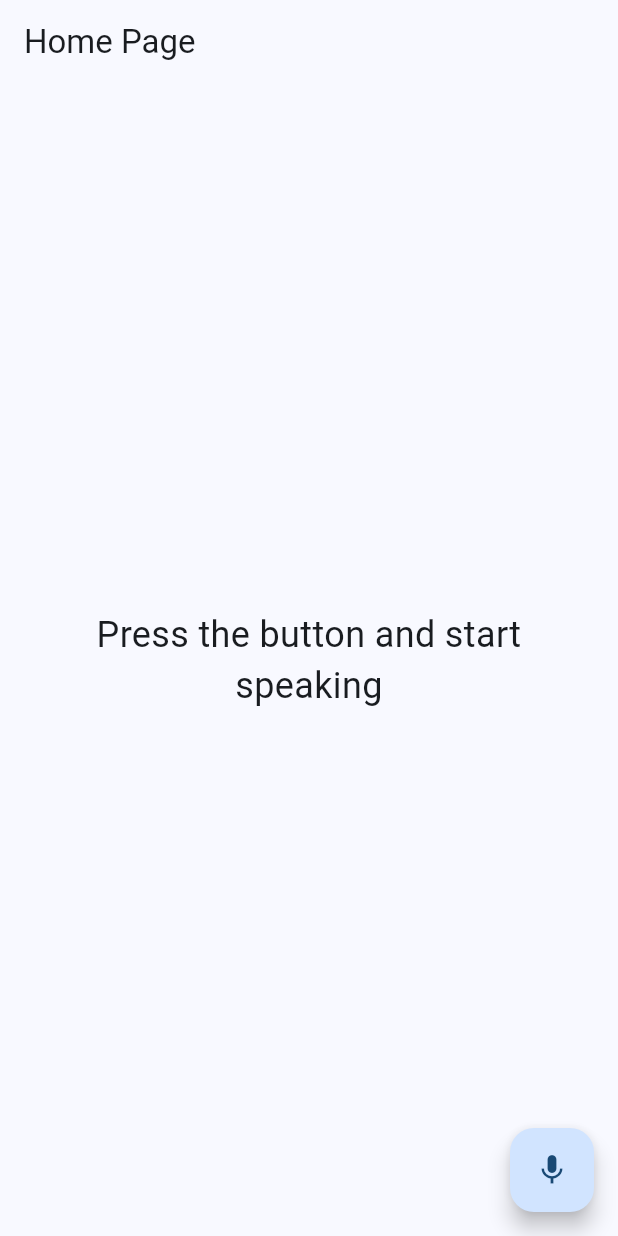
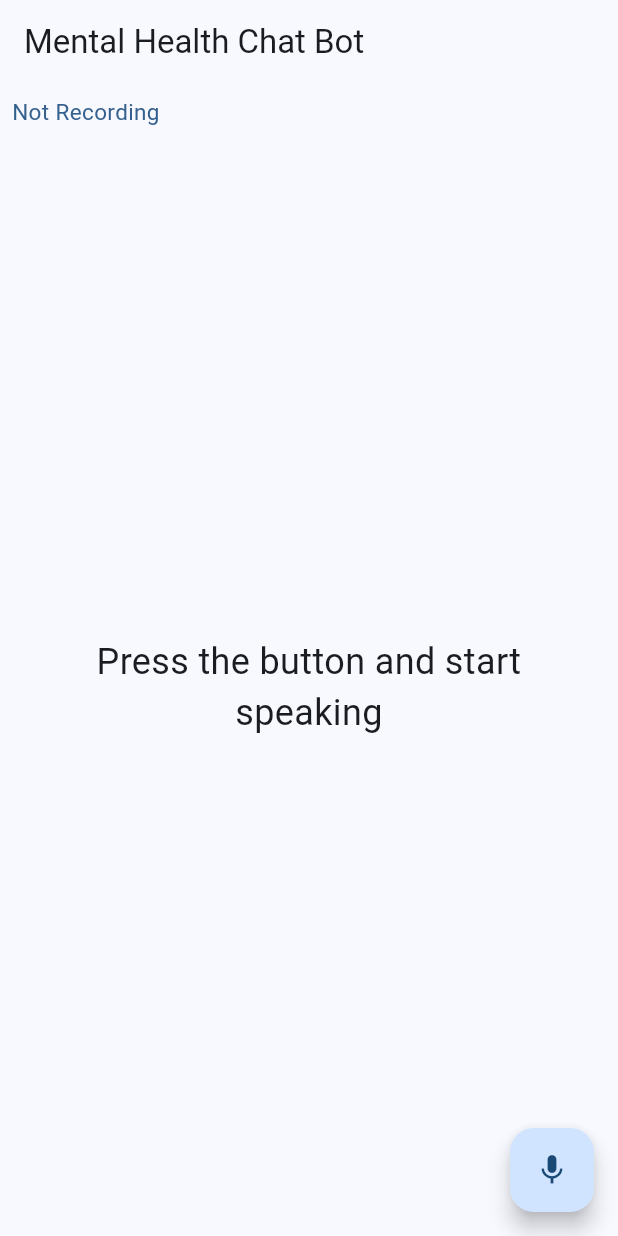
Before and after one commit to Fcatilizer/MentalHealthChatBot, a Flutter app: the screen it shows after launch, on a phone screen of 412 x 824 dp. Run offline on Flutter 3.47's test engine with Material 3 defaults, Android fonts, the phone set to English and light mode, and no system bars; drawn by our look-alikes of dynamic_color; our stand-ins replace speech_to_text.

Commit message:
minor fixes

```diff
--- a/lib/pages/home.dart
+++ b/lib/pages/home.dart
@@ -1,6 +1,5 @@
 import 'package:flutter/material.dart';
 import 'package:speech_to_text/speech_to_text.dart' as stt;
-import 'dart:async';
 
 class HomePage extends StatefulWidget {
   const HomePage({super.key});
@@ -13,7 +12,6 @@ class _HomePageState extends State<HomePage> {
   late stt.SpeechToText _speech;
   bool _isListening = false;
   String _text = 'Press the button and start speaking';
-  Timer? _timer;
 
   @override
   void initState() {
@@ -24,8 +22,17 @@ class _HomePageState extends State<HomePage> {
   void _listen() async {
     if (!_isListening) {
       bool available = await _speech.initialize(
-        onStatus: (val) => print('onStatus: $val'),
-        onError: (val) => print('onError: $val'),
+        onStatus: (val) {
+          print('onStatus: $val');
+          if (val == 'done') {
+            // Restart listening if done
+            _restartListening();
+          }
+        },
+        onError: (val) {
+          print('onError: $val');
+          _restartListening();
+        },
       );
       if (available) {
         setState(() => _isListening = true);
@@ -33,11 +40,8 @@ class _HomePageState extends State<HomePage> {
           onResult: (val) => setState(() {
             _text = val.recognizedWords;
           }),
+          listenMode: stt.ListenMode.dictation, // Use dictation mode for long recordings
         );
-        _timer = Timer(Duration(seconds: 10), () {
-          setState(() => _isListening = false);
-          _speech.stop();
-        });
       } else {
         setState(() {
           _text = 'Speech recognition is not available on this device.';
@@ -46,13 +50,24 @@ class _HomePageState extends State<HomePage> {
     } else {
       setState(() => _isListening = false);
       _speech.stop();
-      _timer?.cancel();
+    }
+  }
+
+  void _restartListening() {
+    if (_isListening) {
+      _speech.stop();
+      _speech.listen(
+        onResult: (val) => setState(() {
+          _text = val.recognizedWords;
+        }),
+        listenMode: stt.ListenMode.dictation, // Restart in dictation mode
+      );
     }
   }
 
   @override
   void dispose() {
-    _timer?.cancel();
+    _speech.stop();
     super.dispose();
   }
 
@@ -60,9 +75,25 @@ class _HomePageState extends State<HomePage> {
   Widget build(BuildContext context) {
     return Scaffold(
       appBar: AppBar(
-        title: const Text('Home Page'),
+        title: const Text('Mental Health Chat Bot'),
       ),
-      body: Center(
+      body: Column(
+        children: [
+          Align(
+            alignment: Alignment.centerLeft,
+            child: Container(
+              padding: const EdgeInsets.all(8.0),
+              child: Text(
+                _isListening ? 'Recording...' : 'Not Recording',
+                style: TextStyle(
+                  color: Theme.of(context).colorScheme.primary,
+                  fontSize: 15.0,
+                ),
+              ),
+            ),
+          ),
+          Expanded(
+            child: Center(
               child: Padding(
                 padding: const EdgeInsets.all(16.0),
                 child: Text(
@@ -72,9 +103,16 @@ class _HomePageState extends State<HomePage> {
                 ),
               ),
             ),
-      floatingActionButton: FloatingActionButton(
+          ),
+        ],
+      ),
+      floatingActionButton: AnimatedSwitcher(
+        duration: const Duration(milliseconds: 300),
+        child: FloatingActionButton(
+          key: ValueKey<bool>(_isListening),
           onPressed: _listen,
           child: Icon(_isListening ? Icons.stop : Icons.mic),
+        ),
       ),
     );
   }
```
Lines whose indentation alone changed are shown as unchanged.
